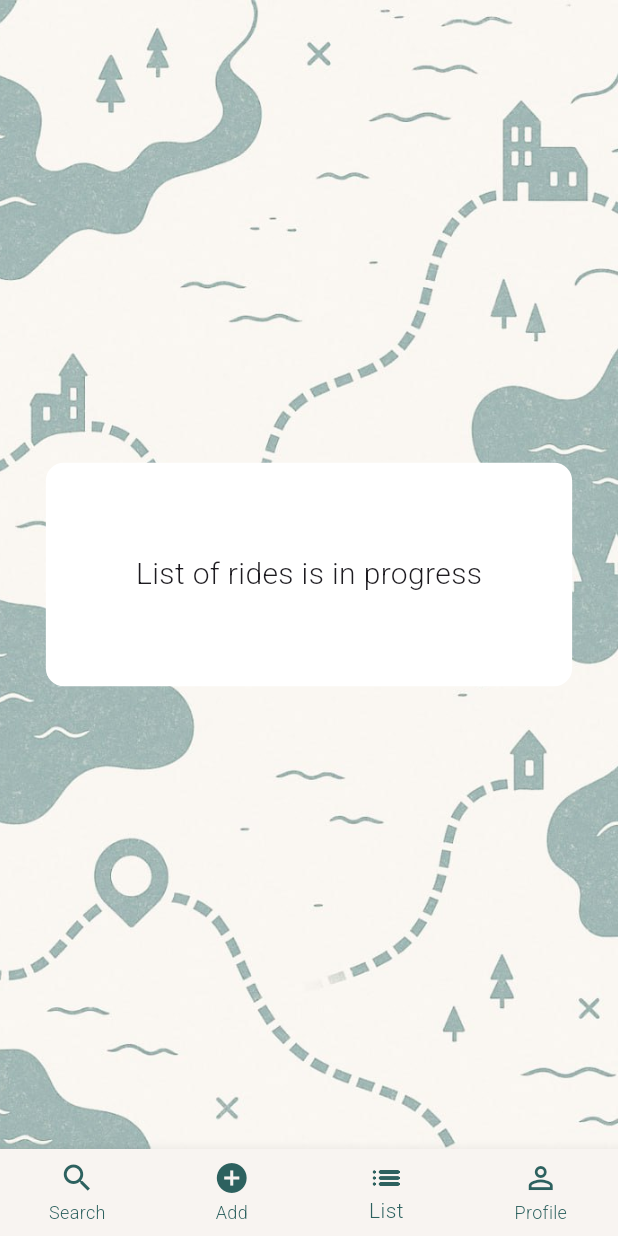
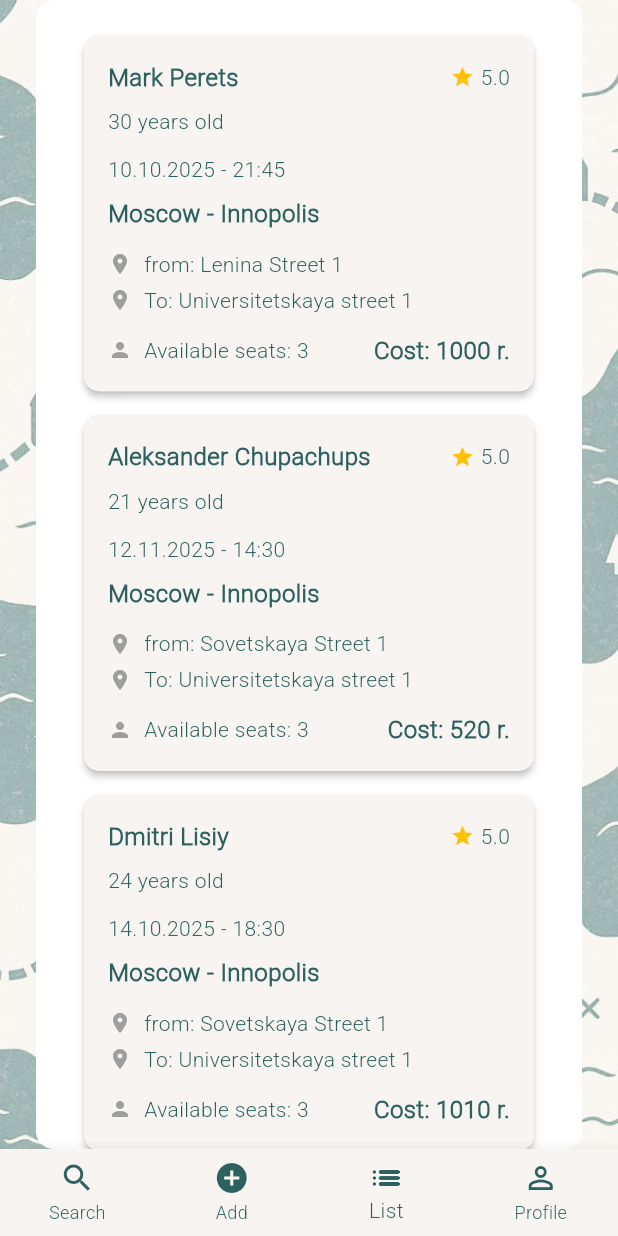
Before and after one commit to karmihkr/Sayohat, a Flutter app: the WelcomeScreen screen opened by its route, item 3 of the bottom bar chosen, on a phone screen of 412 x 824 dp. Run offline on Flutter 3.47's test engine with Material 3 defaults, Android fonts, the phone set to English and light mode, and no system bars; missing offline and left inert: pattern_formatter.

Commit message:
add user posted rides list

```diff
--- a/frontend/lib/main.dart
+++ b/frontend/lib/main.dart
@@ -4,6 +4,7 @@ import 'package:sayohat/screens/registration-screens/verification_screen.dart';
 import 'package:sayohat/screens/registration-screens/name_surname_screen.dart';
 import 'package:sayohat/screens/registration-screens/password_screen.dart';
 import 'package:sayohat/screens/tabs-main-screens/welcome_screen.dart';
+import 'package:sayohat/theme/app_colors.dart';
 
 void main() {
   runApp(const MyApp());
@@ -14,6 +15,13 @@ class MyApp extends StatelessWidget {
   @override
   Widget build(BuildContext context) {
     return MaterialApp(
+      theme: ThemeData(
+        snackBarTheme: SnackBarThemeData(
+          contentTextStyle: TextStyle(
+            color: AppColors.primaryGreen,
+          ), // Убедитесь, что здесь нет переопределения
+        ),
+      ),
       debugShowCheckedModeBanner: false,
       title: 'Sayohat Demo',
       home: const RegistrationScreen(),
@@ -21,7 +29,7 @@ class MyApp extends StatelessWidget {
         '/RegistrationScreen': (context) => const RegistrationScreen(),
         '/VerificationScreen': (context) => const VerificationScreen(),
         '/NameSurnameScreen': (context) => const NameSurnameScreen(),
-        'PasswordScreen': (context) => const PasswordScreen(),
+        '/PasswordScreen': (context) => const PasswordScreen(),
         '/WelcomeScreen': (context) => const WelcomeScreen(),
       },
     );
--- a/frontend/lib/screens/tabs-main-screens/list_ride_screen.dart
+++ /dev/null
@@ -1,24 +0,0 @@
-import 'package:flutter/material.dart';
-//import 'package:sayohat/theme/app_colors.dart';
-
-class ListRideScreen extends StatelessWidget {
-  const ListRideScreen({super.key});
-
-  @override
-  Widget build(BuildContext context) {
-    return Center(
-      child: Container(
-        margin: const EdgeInsets.symmetric(horizontal: 24),
-        padding: const EdgeInsets.all(60),
-        decoration: BoxDecoration(
-          color: Color.fromRGBO(255, 255, 255, 1),
-          borderRadius: BorderRadius.circular(12),
-        ),
-        child: Text(
-          "List of rides is in progress",
-          style: TextStyle(fontSize: 20.0),
-        ),
-      ),
-    );
-  }
-}
--- /dev/null
+++ b/frontend/lib/screens/tabs-main-screens/list_your_ride_screen.dart
@@ -0,0 +1,182 @@
+import 'package:flutter/material.dart';
+import 'package:sayohat/theme/app_colors.dart';
+import 'package:sayohat/screens/test_data_search_screen.dart';
+
+class ListRideScreen extends StatelessWidget {
+  const ListRideScreen({super.key});
+
+  @override
+  Widget build(BuildContext context) {
+    return Center(
+      child: Container(
+        margin: const EdgeInsets.symmetric(horizontal: 24),
+        decoration: BoxDecoration(
+          color: Color.fromRGBO(255, 255, 255, 1),
+          borderRadius: BorderRadius.circular(12),
+        ),
+        child: SingleChildScrollView(
+          child: Container(
+            margin: const EdgeInsets.symmetric(horizontal: 16),
+            padding: const EdgeInsets.all(16),
+            decoration: BoxDecoration(
+              color: Colors.white,
+              borderRadius: BorderRadius.circular(12),
+            ),
+            child: Column(
+              crossAxisAlignment: CrossAxisAlignment.start,
+              children: [
+                ListView.builder(
+                  shrinkWrap: true,
+                  physics: const NeverScrollableScrollPhysics(),
+                  itemCount: rides.length,
+                  itemBuilder: (BuildContext context, int index) {
+                    final ride = rides[index];
+                    return Card(
+                      margin: const EdgeInsets.symmetric(vertical: 8),
+                      elevation: 2,
+                      shape: RoundedRectangleBorder(
+                        borderRadius: BorderRadius.circular(10),
+                      ),
+                      color: AppColors.backgroundBeige,
+                      child: Padding(
+                        padding: const EdgeInsets.all(16),
+                        child: Column(
+                          crossAxisAlignment: CrossAxisAlignment.start,
+                          children: [
+                            Row(
+                              mainAxisAlignment: MainAxisAlignment.spaceBetween,
+                              children: [
+                                Text(
+                                  ride.fullName,
+                                  style: TextStyle(
+                                    fontSize: 16,
+                                    fontWeight: FontWeight.bold,
+                                    color: AppColors.primaryGreen,
+                                  ),
+                                ),
+                                Row(
+                                  children: [
+                                    const Icon(
+                                      Icons.star,
+                                      color: Colors.amber,
+                                      size: 16,
+                                    ),
+                                    const SizedBox(width: 4),
+                                    Text(
+                                      '5.0',
+                                      style: TextStyle(
+                                        fontSize: 14,
+                                        color: AppColors.primaryGreen,
+                                      ),
+                                    ),
+                                  ],
+                                ),
+                              ],
+                            ),
+                            const SizedBox(height: 8),
+                            Text(
+                              '${ride.age} years old',
+                              style: TextStyle(
+                                fontSize: 14,
+                                color: AppColors.primaryGreen,
+                              ),
+                            ),
+                            const SizedBox(height: 12),
+                            Text(
+                              '${ride.date.day}.${ride.date.month}.${ride.date.year} - ${ride.date.hour}:${ride.date.min}',
+                              style: TextStyle(
+                                fontSize: 14,
+                                fontWeight: FontWeight.w500,
+                                color: AppColors.primaryGreen,
+                              ),
+                            ),
+                            const SizedBox(height: 8),
+                            Text(
+                              '${ride.from} - ${ride.to}',
+                              style: TextStyle(
+                                fontSize: 16,
+                                fontWeight: FontWeight.bold,
+                                color: AppColors.primaryGreen,
+                              ),
+                            ),
+                            const SizedBox(height: 12),
+                            Row(
+                              children: [
+                                Icon(
+                                  Icons.location_on,
+                                  size: 16,
+                                  color: Colors.grey,
+                                ),
+                                SizedBox(width: 8),
+                                Text(
+                                  'from: ${ride.address1}',
+                                  style: TextStyle(
+                                    fontSize: 14,
+                                    color: AppColors.primaryGreen,
+                                  ),
+                                ),
+                              ],
+                            ),
+                            const SizedBox(height: 4),
+                            Row(
+                              children: [
+                                Icon(
+                                  Icons.location_on,
+                                  size: 16,
+                                  color: Colors.grey,
+                                ),
+                                SizedBox(width: 8),
+                                Text(
+                                  'To: ${ride.address2}',
+                                  style: TextStyle(
+                                    fontSize: 14,
+                                    color: AppColors.primaryGreen,
+                                  ),
+                                ),
+                              ],
+                            ),
+                            const SizedBox(height: 12),
+                            Row(
+                              mainAxisAlignment: MainAxisAlignment.spaceBetween,
+                              children: [
+                                Row(
+                                  children: [
+                                    Icon(
+                                      Icons.person,
+                                      size: 16,
+                                      color: Colors.grey,
+                                    ),
+                                    SizedBox(width: 8),
+                                    Text(
+                                      'Available seats: ${ride.seats}',
+                                      style: TextStyle(
+                                        fontSize: 14,
+                                        color: AppColors.primaryGreen,
+                                      ),
+                                    ),
+                                  ],
+                                ),
+                                Text(
+                                  'Cost: ${ride.cost} r.',
+                                  style: TextStyle(
+                                    fontSize: 16,
+                                    fontWeight: FontWeight.bold,
+                                    color: AppColors.primaryGreen,
+                                  ),
+                                ),
+                              ],
+                            ),
+                          ],
+                        ),
+                      ),
+                    );
+                  },
+                ),
+              ],
+            ),
+          ),
+        ),
+      ),
+    );
+  }
+}
--- a/frontend/lib/screens/tabs-main-screens/welcome_screen.dart
+++ b/frontend/lib/screens/tabs-main-screens/welcome_screen.dart
@@ -1,9 +1,9 @@
 import 'package:flutter/material.dart';
 import 'package:sayohat/screens/tabs-main-screens/find_ride_screen.dart';
 import 'package:sayohat/screens/tabs-main-screens/add_ride_screen.dart';
-import 'package:sayohat/screens/tabs-main-screens/list_ride_screen.dart';
+import 'package:sayohat/screens/tabs-main-screens/list_your_ride_screen.dart';
 import 'package:sayohat/screens/tabs-main-screens/profile_screen.dart';
-import 'package:sayohat/screens/list_search_screen.dart';
+import 'package:sayohat/screens/tabs-main-screens/list_search_screen.dart';
 import 'package:sayohat/theme/app_colors.dart';
 
 class WelcomeScreen extends StatefulWidget {
--- a/frontend/lib/screens/test_data_search_screen.dart
+++ b/frontend/lib/screens/test_data_search_screen.dart
@@ -25,6 +25,7 @@ class Ride {
   final int cost;
   final String description;
   final Date date;
+  final String carPlate;
 
   Ride({
     required this.fullName,
@@ -37,6 +38,7 @@ class Ride {
     required this.cost,
     required this.description,
     required this.date,
+    required this.carPlate,
   });
 }
 
@@ -52,6 +54,7 @@ final rides = [
     cost: 1000,
     description: '@alias',
     date: Date(day: 10, month: 10, year: 2025, hour: 21, min: 45),
+    carPlate: 'T995YT777',
   ),
   Ride(
     fullName: "Aleksander Chupachups",
@@ -64,9 +67,10 @@ final rides = [
     cost: 520,
     description: '@alias',
     date: Date(day: 12, month: 11, year: 2025, hour: 14, min: 30),
+    carPlate: 'T995YT777',
   ),
   Ride(
-    fullName: "Dmitri Ushakov",
+    fullName: "Dmitri Lisiy",
     age: 24,
     from: 'Moscow',
     to: 'Innopolis',
@@ -76,9 +80,10 @@ final rides = [
     cost: 1010,
     description: '@alias',
     date: Date(day: 14, month: 10, year: 2025, hour: 18, min: 30),
+    carPlate: 'T995YT777',
   ),
   Ride(
-    fullName: "Frandly Thug",
+    fullName: "Uha Uhahahaha",
     age: 52,
     from: 'Moscow',
     to: 'Innopolis',
@@ -88,5 +93,6 @@ final rides = [
     cost: 890,
     description: '@alias',
     date: Date(day: 17, month: 10, year: 2025, hour: 19, min: 30),
+    carPlate: 'T995YT777',
   ),
 ];
--- /dev/null
+++ b/frontend/lib/user_data.dart
@@ -0,0 +1,24 @@
+class User {
+  String? phone;
+  String? password;
+  String? name;
+  String? surname;
+
+  void setPhone(String? phone) {
+    this.phone = phone;
+  }
+
+  void setPasswords(String? password) {
+    this.password = password;
+  }
+
+  void setName(String? name) {
+    this.name = name;
+  }
+
+  void setSurname(String? surname) {
+    this.surname = surname;
+  }
+}
+
+User user = User();
```
Also changed, not shown: frontend/lib/screens/tabs-main-screens/list_search_screen.dart (renamed from frontend/lib/screens/list_search_screen.dart).
